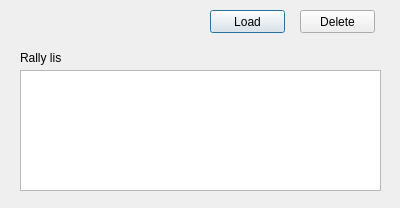
This is src/listrally.ui in jaresh/TimeAtack as Qt 5 draws it before an edit. The edited form follows.
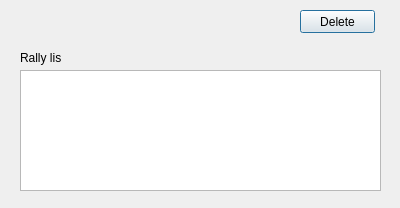
This is the edited form.

Commit message: Add Rally class. Prepared mainwindow for data loading.

```diff
--- a/src/listrally.ui
+++ b/src/listrally.ui
@@ -26,19 +26,6 @@
     <string>Rally list</string>
    </property>
   </widget>
-  <widget class="QPushButton" name="loadRally">
-   <property name="geometry">
-    <rect>
-     <x>210</x>
-     <y>10</y>
-     <width>75</width>
-     <height>23</height>
-    </rect>
-   </property>
-   <property name="text">
-    <string>Load</string>
-   </property>
-  </widget>
   <widget class="QPushButton" name="removeRally">
    <property name="geometry">
     <rect>
```
The commit also changes 17 other files.
